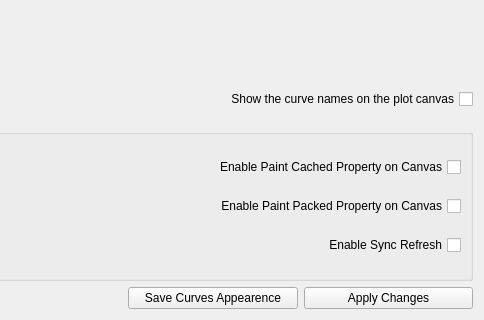
First picture: the form in cumbia-qtcontrols/src/widgets-base/eplotlight/configuration.ui, repository ELETTRA-SincrotroneTrieste/cumbia-libs, before the edit; both pictures show x 236 to 720 and y 635 to 955 of the 720 by 955 pixel window.
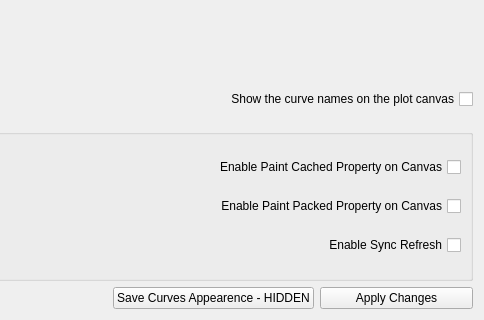
Second picture: the form after the edit.

Commit message: hidden Save appearance button

```diff
--- a/cumbia-qtcontrols/src/widgets-base/eplotlight/configuration.ui
+++ b/cumbia-qtcontrols/src/widgets-base/eplotlight/configuration.ui
@@ -526,7 +526,7 @@
 &lt;p style=&quot; margin-top:0px; margin-bottom:0px; margin-left:0px; margin-right:0px; -qt-block-indent:0; text-indent:0px;&quot;&gt;The configuration is saved in the user wide system settings.&lt;/p&gt;&lt;/body&gt;&lt;/html&gt;</string>
      </property>
      <property name="text">
-      <string>Save Curves Appearence</string>
+      <string>Save Curves Appearence - HIDDEN</string>
      </property>
     </widget>
    </item>
```
The commit also changes 1 other file.
